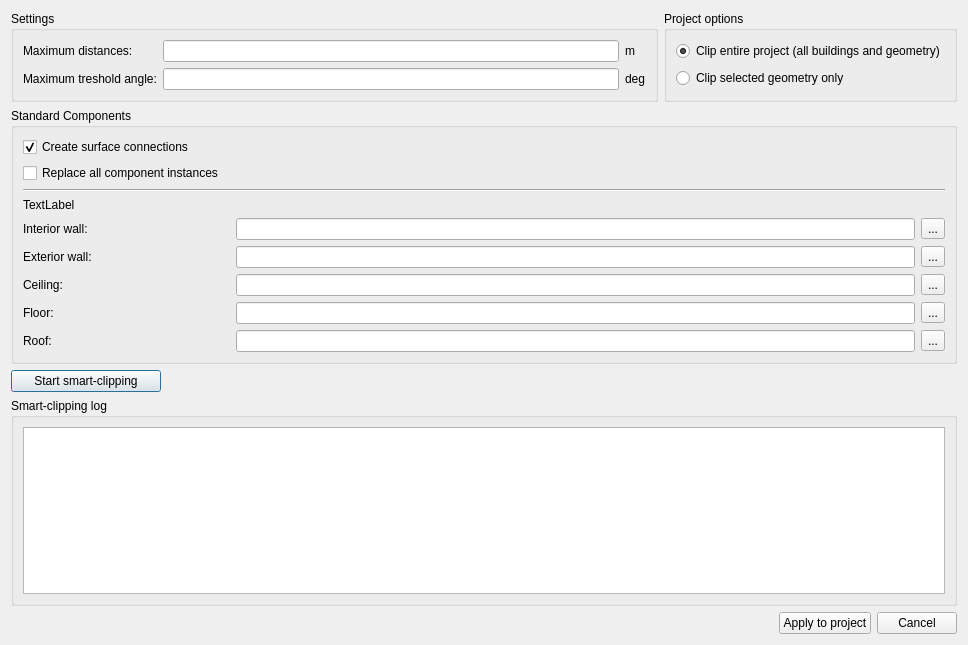
First picture: the form in SIM-VICUS/src/SVSmartIntersectionDialog.ui, repository ghorwin/SIM-VICUS, before the edit.
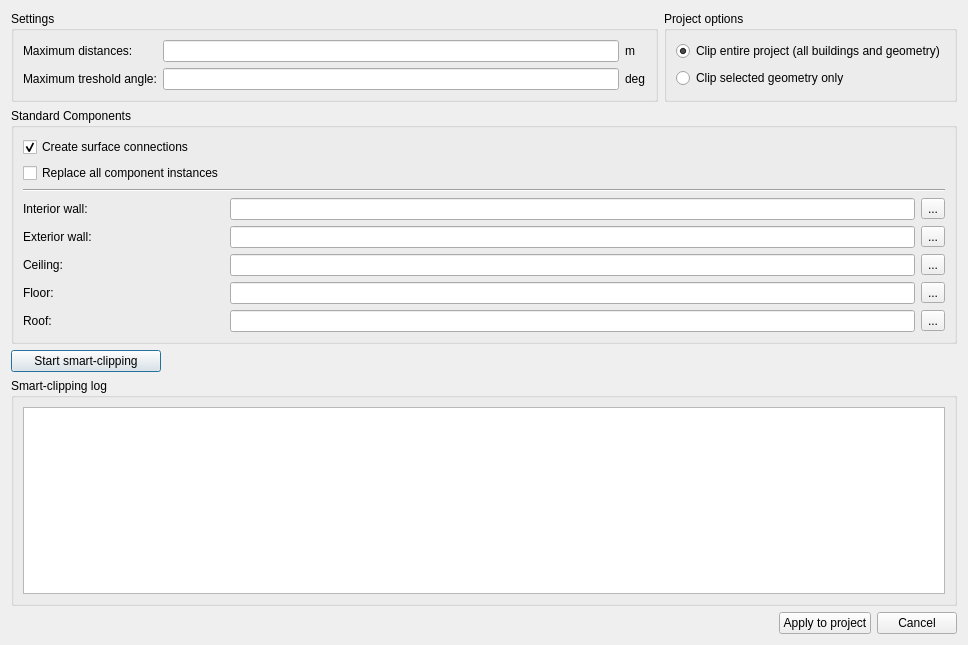
Second picture: the form after the edit. Icons and pictures are not drawn. Custom widgets are drawn as their Qt base class.

Commit message: ui smart intersect dialog

Diff of the .ui file:
```diff
--- a/SIM-VICUS/src/SVSmartIntersectionDialog.ui
+++ b/SIM-VICUS/src/SVSmartIntersectionDialog.ui
@@ -95,105 +95,112 @@
      <property name="title">
       <string>Standard Components</string>
      </property>
-     <layout class="QGridLayout" name="gridLayout" columnstretch="0,0,0,0">
-      <item row="9" column="0">
-       <widget class="QLabel" name="label_6">
-        <property name="text">
-         <string>Floor:</string>
-        </property>
-       </widget>
-      </item>
-      <item row="9" column="2">
-       <widget class="QLineEdit" name="lineEditFloorName">
-        <property name="readOnly">
-         <bool>true</bool>
-        </property>
-       </widget>
-      </item>
-      <item row="11" column="3">
-       <widget class="QToolButton" name="toolButtonSelectRoof">
-        <property name="text">
-         <string>...</string>
-        </property>
-       </widget>
-      </item>
-      <item row="4" column="2">
-       <widget class="QLineEdit" name="lineEditInteriorWallName">
-        <property name="readOnly">
-         <bool>true</bool>
-        </property>
-       </widget>
-      </item>
-      <item row="4" column="0">
-       <widget class="QLabel" name="label_3">
-        <property name="text">
-         <string>Interior wall:</string>
-        </property>
-       </widget>
-      </item>
-      <item row="7" column="3">
-       <widget class="QToolButton" name="toolButtonSelectExteriorWall">
-        <property name="text">
-         <string>...</string>
-        </property>
-       </widget>
-      </item>
+     <layout class="QGridLayout" name="gridLayout" columnstretch="0,0,0">
       <item row="7" column="0">
-       <widget class="QLabel" name="label_4">
-        <property name="text">
-         <string>Exterior wall:</string>
-        </property>
-       </widget>
-      </item>
-      <item row="9" column="3">
-       <widget class="QToolButton" name="toolButtonSelectFloor">
-        <property name="text">
-         <string>...</string>
-        </property>
-       </widget>
-      </item>
-      <item row="8" column="0">
        <widget class="QLabel" name="label_5">
         <property name="text">
          <string>Ceiling:</string>
         </property>
        </widget>
       </item>
-      <item row="4" column="3">
+      <item row="6" column="2">
+       <widget class="QToolButton" name="toolButtonSelectExteriorWall">
+        <property name="text">
+         <string>...</string>
+        </property>
+       </widget>
+      </item>
+      <item row="3" column="2">
        <widget class="QToolButton" name="toolButtonSelectInteriorWall">
         <property name="text">
          <string>...</string>
         </property>
        </widget>
       </item>
-      <item row="7" column="2">
-       <widget class="QLineEdit" name="lineEditExteriorWallName">
+      <item row="3" column="1">
+       <widget class="QLineEdit" name="lineEditInteriorWallName">
         <property name="readOnly">
          <bool>true</bool>
         </property>
        </widget>
       </item>
-      <item row="11" column="2">
+      <item row="10" column="1">
        <widget class="QLineEdit" name="lineEditRoofName">
         <property name="readOnly">
          <bool>true</bool>
         </property>
        </widget>
       </item>
-      <item row="2" column="0" colspan="4">
+      <item row="7" column="1">
+       <widget class="QLineEdit" name="lineEditCeilingName">
+        <property name="readOnly">
+         <bool>true</bool>
+        </property>
+       </widget>
+      </item>
+      <item row="8" column="0">
+       <widget class="QLabel" name="label_6">
+        <property name="text">
+         <string>Floor:</string>
+        </property>
+       </widget>
+      </item>
+      <item row="2" column="0" colspan="3">
        <widget class="Line" name="line">
         <property name="orientation">
          <enum>Qt::Horizontal</enum>
         </property>
        </widget>
       </item>
+      <item row="10" column="0">
+       <widget class="QLabel" name="label_7">
+        <property name="text">
+         <string>Roof:</string>
+        </property>
+       </widget>
+      </item>
       <item row="8" column="2">
-       <widget class="QLineEdit" name="lineEditCeilingName">
+       <widget class="QToolButton" name="toolButtonSelectFloor">
+        <property name="text">
+         <string>...</string>
+        </property>
+       </widget>
+      </item>
+      <item row="6" column="0">
+       <widget class="QLabel" name="label_4">
+        <property name="text">
+         <string>Exterior wall:</string>
+        </property>
+       </widget>
+      </item>
+      <item row="6" column="1">
+       <widget class="QLineEdit" name="lineEditExteriorWallName">
         <property name="readOnly">
          <bool>true</bool>
         </property>
        </widget>
       </item>
+      <item row="1" column="0">
+       <widget class="QCheckBox" name="checkBoxReplaceComponentInstances">
+        <property name="text">
+         <string>Replace all component instances</string>
+        </property>
+       </widget>
+      </item>
+      <item row="8" column="1">
+       <widget class="QLineEdit" name="lineEditFloorName">
+        <property name="readOnly">
+         <bool>true</bool>
+        </property>
+       </widget>
+      </item>
+      <item row="3" column="0">
+       <widget class="QLabel" name="label_3">
+        <property name="text">
+         <string>Interior wall:</string>
+        </property>
+       </widget>
+      </item>
       <item row="0" column="0">
        <widget class="QCheckBox" name="checkBoxCreateComp">
         <property name="text">
@@ -204,31 +211,17 @@
         </property>
        </widget>
       </item>
-      <item row="11" column="0">
-       <widget class="QLabel" name="label_7">
-        <property name="text">
-         <string>Roof:</string>
-        </property>
-       </widget>
-      </item>
-      <item row="8" column="3">
+      <item row="7" column="2">
        <widget class="QToolButton" name="toolButtonSelectCeiling">
         <property name="text">
          <string>...</string>
         </property>
        </widget>
       </item>
-      <item row="3" column="0" colspan="2">
-       <widget class="QLabel" name="label_8">
+      <item row="10" column="2">
+       <widget class="QToolButton" name="toolButtonSelectRoof">
         <property name="text">
-         <string>TextLabel</string>
-        </property>
-       </widget>
-      </item>
-      <item row="1" column="0">
-       <widget class="QCheckBox" name="checkBoxReplaceComponentInstances">
-        <property name="text">
-         <string>Replace all component instances</string>
+         <string>...</string>
         </property>
        </widget>
       </item>
```
